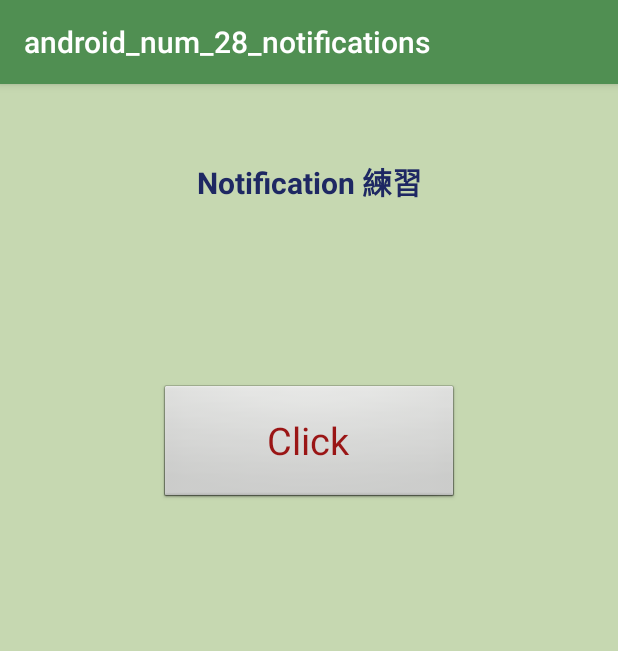
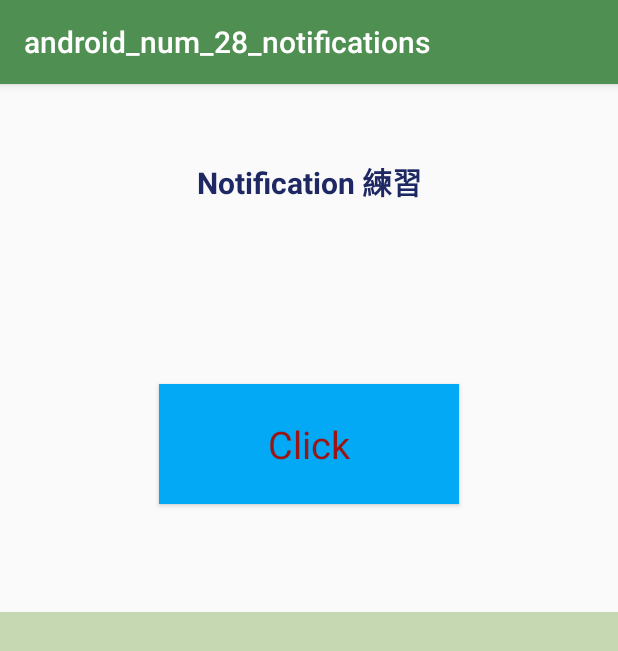
Before and after one commit to emalagaysi/Android-Studio-28, an Android app: the screen it shows after launch (MainActivity), on a phone screen of 412 x 824 dp. Shown: the top 651 px of the screen. Run offline under Robolectric (Android 15) with nearby library versions, the phone set to English and light mode, and no system bars.

Commit message:
Android-Studio-28

```diff
--- a/android_num_28_notifications/app/src/main/res/layout/activity_main.xml
+++ b/android_num_28_notifications/app/src/main/res/layout/activity_main.xml
@@ -9,6 +9,7 @@
     <LinearLayout
         android:layout_width="match_parent"
         android:layout_height="match_parent"
+        android:layout_marginTop="352dp"
         android:background="#C6D8B1"
         android:orientation="vertical"
         app:layout_constraintStart_toStartOf="parent"
@@ -33,6 +34,7 @@
         android:layout_width="200sp"
         android:layout_height="80sp"
         android:layout_marginTop="200dp"
+        android:background="#03A9F4"
         android:onClick="click_btn"
         android:text="@string/Hw28_NotificationMsg"
         android:textColor="#9A1515"
```
